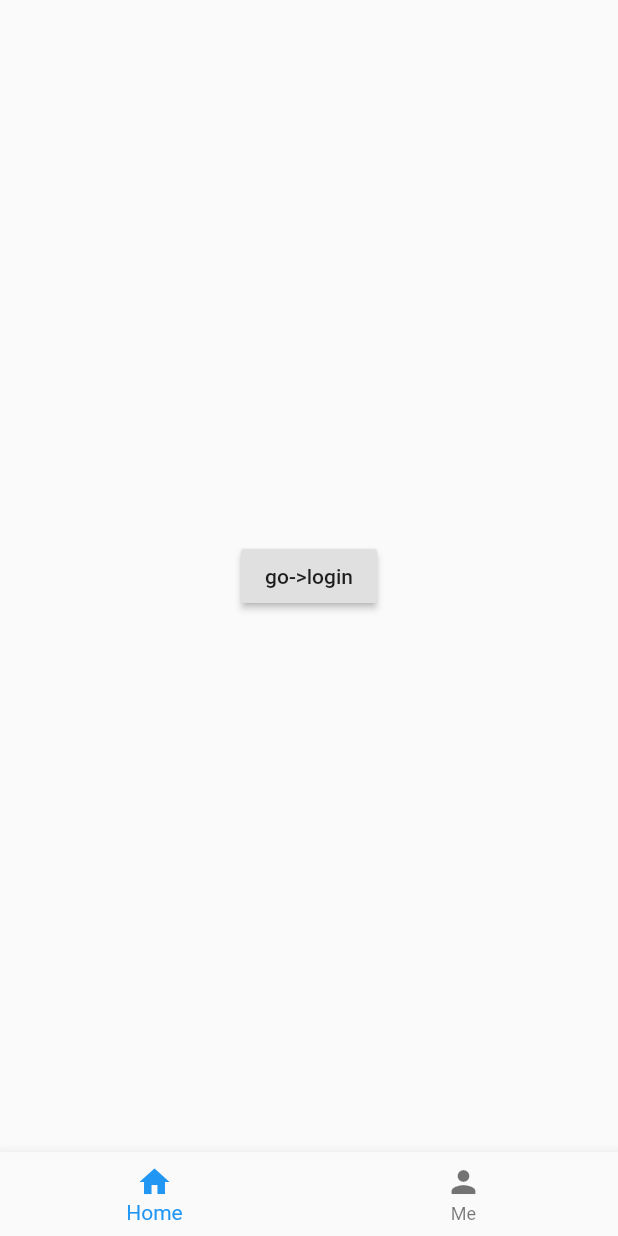
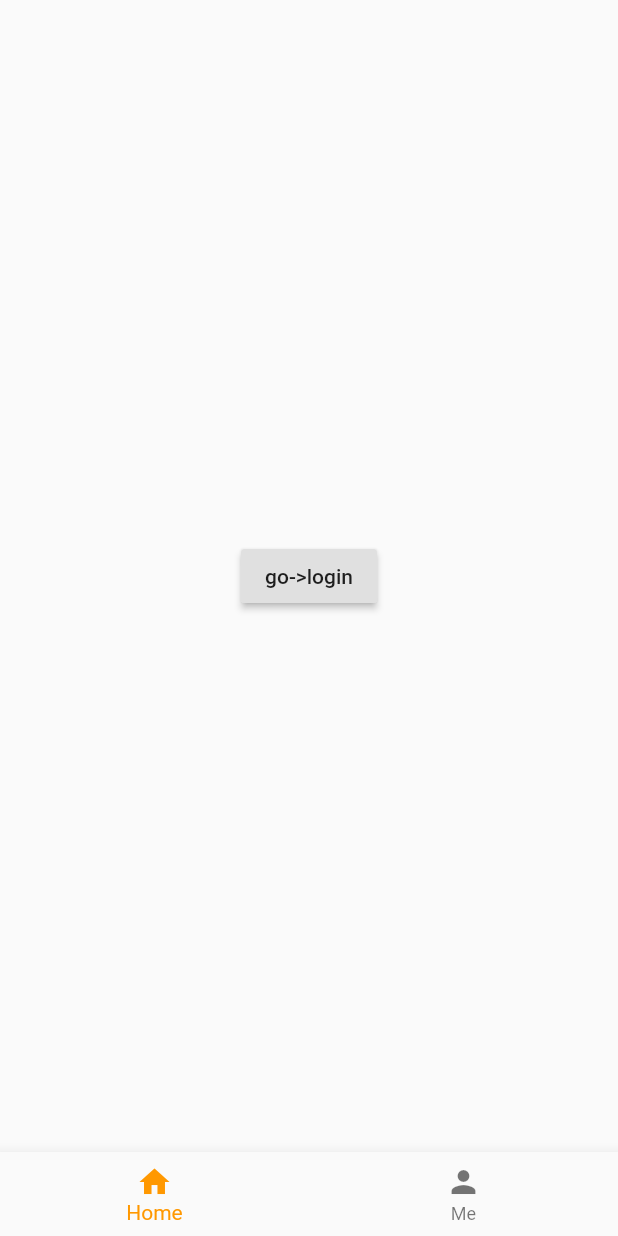
Before and after one commit to xiaolongwuhpu/flutterNavigatorDemo, a Flutter app: the screen it shows after launch, after a tap on "嵌套路由", on a phone screen of 412 x 824 dp. Run offline on Flutter 3.47's test engine with Material 2 defaults, Android fonts, the phone set to English and light mode, and no system bars.

Commit message:
更改主体颜色

```diff
--- a/lib/main.dart
+++ b/lib/main.dart
@@ -5,13 +5,14 @@ import 'push_no_param.dart';
 import 'pushname/push_name.dart';
 import 'pushwithparam/main_push_with_param.dart';
 
-void main() => runApp(MyApp());
+void main() => runApp(Material(child:MyApp()));
 
 class MyApp extends StatelessWidget {
   GlobalKey<NavigatorState> _navigatorKey=new GlobalKey();
   @override
   Widget build(BuildContext context) {
     return MaterialApp(
+      theme: mTheme,
       initialRoute: '/',
       routes: {
         '/': (BuildContext context) => new MainApp(),
@@ -26,7 +27,7 @@ class MyApp extends StatelessWidget {
     );
   }
 }
-TextStyle _style = TextStyle(color: Colors.white,fontSize: 18);
+
 class MainApp extends StatelessWidget {
   @override
   Widget build(BuildContext context) {
@@ -99,7 +100,6 @@ class MyObserver extends NavigatorObserver{
     //可通过route.settings获取路由相关内容
     //route.currentResult获取返回内容
     //....等等
-
     if ((previousRoute is TransitionRoute) && previousRoute.opaque) {
       //全屏不透明，通常是一个page
       if(route !=null && route?.settings.name!=null)
@@ -123,3 +123,10 @@ class MyObserver extends NavigatorObserver{
     print("pop: "+route?.settings?.name??"");
   }
 }
+
+final ThemeData mTheme = new ThemeData(
+  primarySwatch: Colors.orange,
+  primaryColor: Colors.blue,
+  primaryColorBrightness: Brightness.light,
+);
+TextStyle _style = TextStyle(color: Colors.deepPurpleAccent,fontSize: 18);
```
